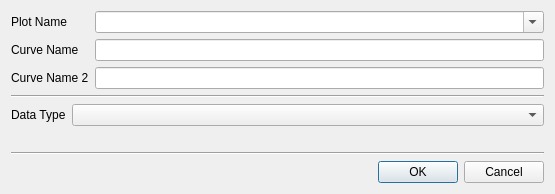
d-wizard/plotter, file openrawdialog.ui: the form before one commit.
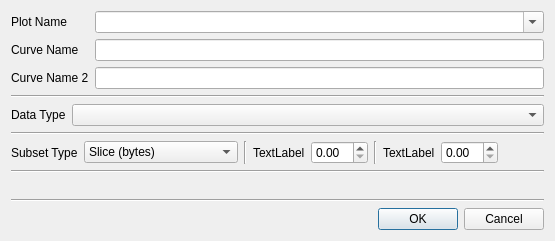
The form after the commit.

Commit message: First stab at adding slice options to the Open Raw Dialog.

The edit to the form file:
```diff
--- a/openrawdialog.ui
+++ b/openrawdialog.ui
@@ -7,13 +7,51 @@
     <x>0</x>
     <y>0</y>
     <width>555</width>
-    <height>194</height>
+    <height>240</height>
    </rect>
   </property>
   <property name="windowTitle">
    <string>Dialog</string>
   </property>
   <layout class="QGridLayout" name="gridLayout">
+   <item row="0" column="0">
+    <layout class="QGridLayout" name="gridLayout_2">
+     <item row="0" column="0">
+      <widget class="QLabel" name="lblPlotName">
+       <property name="text">
+        <string>Plot Name</string>
+       </property>
+      </widget>
+     </item>
+     <item row="2" column="1">
+      <widget class="QLineEdit" name="txtCurveName2"/>
+     </item>
+     <item row="1" column="1">
+      <widget class="QLineEdit" name="txtCurveName"/>
+     </item>
+     <item row="1" column="0">
+      <widget class="QLabel" name="lblCurveName">
+       <property name="text">
+        <string>Curve Name</string>
+       </property>
+      </widget>
+     </item>
+     <item row="2" column="0">
+      <widget class="QLabel" name="lblCurveName2">
+       <property name="text">
+        <string>Curve Name 2</string>
+       </property>
+      </widget>
+     </item>
+     <item row="0" column="1">
+      <widget class="QComboBox" name="cmbPlotName">
+       <property name="editable">
+        <bool>true</bool>
+       </property>
+      </widget>
+     </item>
+    </layout>
+   </item>
    <item row="3" column="0">
     <layout class="QHBoxLayout" name="horizontalLayout_2">
      <item>
@@ -35,7 +73,113 @@
      </item>
     </layout>
    </item>
-   <item row="4" column="0">
+   <item row="5" column="0">
+    <layout class="QHBoxLayout" name="horizontalLayout_3">
+     <item>
+      <widget class="QLabel" name="label">
+       <property name="sizePolicy">
+        <sizepolicy hsizetype="Maximum" vsizetype="Preferred">
+         <horstretch>0</horstretch>
+         <verstretch>0</verstretch>
+        </sizepolicy>
+       </property>
+       <property name="text">
+        <string>Subset Type</string>
+       </property>
+      </widget>
+     </item>
+     <item>
+      <widget class="QComboBox" name="cmbSubsetType">
+       <property name="sizePolicy">
+        <sizepolicy hsizetype="MinimumExpanding" vsizetype="Fixed">
+         <horstretch>0</horstretch>
+         <verstretch>0</verstretch>
+        </sizepolicy>
+       </property>
+       <item>
+        <property name="text">
+         <string>Slice (bytes)</string>
+        </property>
+       </item>
+       <item>
+        <property name="text">
+         <string>Slice (data type)</string>
+        </property>
+       </item>
+       <item>
+        <property name="text">
+         <string>Start &amp; Size (bytes)</string>
+        </property>
+       </item>
+       <item>
+        <property name="text">
+         <string>Start &amp; Size (data type)</string>
+        </property>
+       </item>
+      </widget>
+     </item>
+     <item>
+      <widget class="Line" name="line_4">
+       <property name="orientation">
+        <enum>Qt::Vertical</enum>
+       </property>
+      </widget>
+     </item>
+     <item>
+      <widget class="QLabel" name="lblSubset1">
+       <property name="sizePolicy">
+        <sizepolicy hsizetype="Maximum" vsizetype="Preferred">
+         <horstretch>0</horstretch>
+         <verstretch>0</verstretch>
+        </sizepolicy>
+       </property>
+       <property name="text">
+        <string>TextLabel</string>
+       </property>
+      </widget>
+     </item>
+     <item>
+      <widget class="QDoubleSpinBox" name="spnSubset1"/>
+     </item>
+     <item>
+      <widget class="Line" name="line_5">
+       <property name="orientation">
+        <enum>Qt::Vertical</enum>
+       </property>
+      </widget>
+     </item>
+     <item>
+      <widget class="QLabel" name="lblSubset2">
+       <property name="sizePolicy">
+        <sizepolicy hsizetype="Maximum" vsizetype="Preferred">
+         <horstretch>0</horstretch>
+         <verstretch>0</verstretch>
+        </sizepolicy>
+       </property>
+       <property name="text">
+        <string>TextLabel</string>
+       </property>
+      </widget>
+     </item>
+     <item>
+      <widget class="QDoubleSpinBox" name="spnSubset2"/>
+     </item>
+     <item>
+      <spacer name="horizontalSpacer">
+       <property name="orientation">
+        <enum>Qt::Horizontal</enum>
+       </property>
+       <property name="sizeHint" stdset="0">
+        <size>
+         <width>40</width>
+         <height>20</height>
+        </size>
+       </property>
+      </spacer>
+     </item>
+    </layout>
+   </item>
+   <item row="7" column="0">
     <widget class="QLabel" name="lblStats">
      <property name="text">
       <string/>
@@ -45,7 +189,14 @@
      </property>
     </widget>
    </item>
-   <item row="6" column="0">
+   <item row="8" column="0">
+    <widget class="Line" name="line">
+     <property name="orientation">
+      <enum>Qt::Horizontal</enum>
+     </property>
+    </widget>
+   </item>
+   <item row="9" column="0">
     <layout class="QHBoxLayout" name="horizontalLayout">
      <item>
       <widget class="QDialogButtonBox" name="buttonBox">
@@ -56,8 +207,15 @@
      </item>
     </layout>
    </item>
-   <item row="5" column="0">
-    <widget class="Line" name="line">
+   <item row="4" column="0">
+    <widget class="Line" name="line_3">
+     <property name="orientation">
+      <enum>Qt::Horizontal</enum>
+     </property>
+    </widget>
+   </item>
+   <item row="2" column="0">
+    <widget class="Line" name="line_2">
      <property name="orientation">
       <enum>Qt::Horizontal</enum>
      </property>
@@ -76,46 +234,8 @@
      </property>
     </spacer>
    </item>
-   <item row="0" column="0">
-    <layout class="QGridLayout" name="gridLayout_2">
-     <item row="0" column="0">
-      <widget class="QLabel" name="lblPlotName">
-       <property name="text">
-        <string>Plot Name</string>
-       </property>
-      </widget>
-     </item>
-     <item row="2" column="1">
-      <widget class="QLineEdit" name="txtCurveName2"/>
-     </item>
-     <item row="1" column="1">
-      <widget class="QLineEdit" name="txtCurveName"/>
-     </item>
-     <item row="1" column="0">
-      <widget class="QLabel" name="lblCurveName">
-       <property name="text">
-        <string>Curve Name</string>
-       </property>
-      </widget>
-     </item>
-     <item row="2" column="0">
-      <widget class="QLabel" name="lblCurveName2">
-       <property name="text">
-        <string>Curve Name 2</string>
-       </property>
-      </widget>
-     </item>
-     <item row="0" column="1">
-      <widget class="QComboBox" name="cmbPlotName">
-       <property name="editable">
-        <bool>true</bool>
-       </property>
-      </widget>
-     </item>
-    </layout>
-   </item>
-   <item row="2" column="0">
-    <widget class="Line" name="line_2">
+   <item row="6" column="0">
+    <widget class="Line" name="line_6">
      <property name="orientation">
       <enum>Qt::Horizontal</enum>
      </property>
```
The commit also changes 2 other files.
